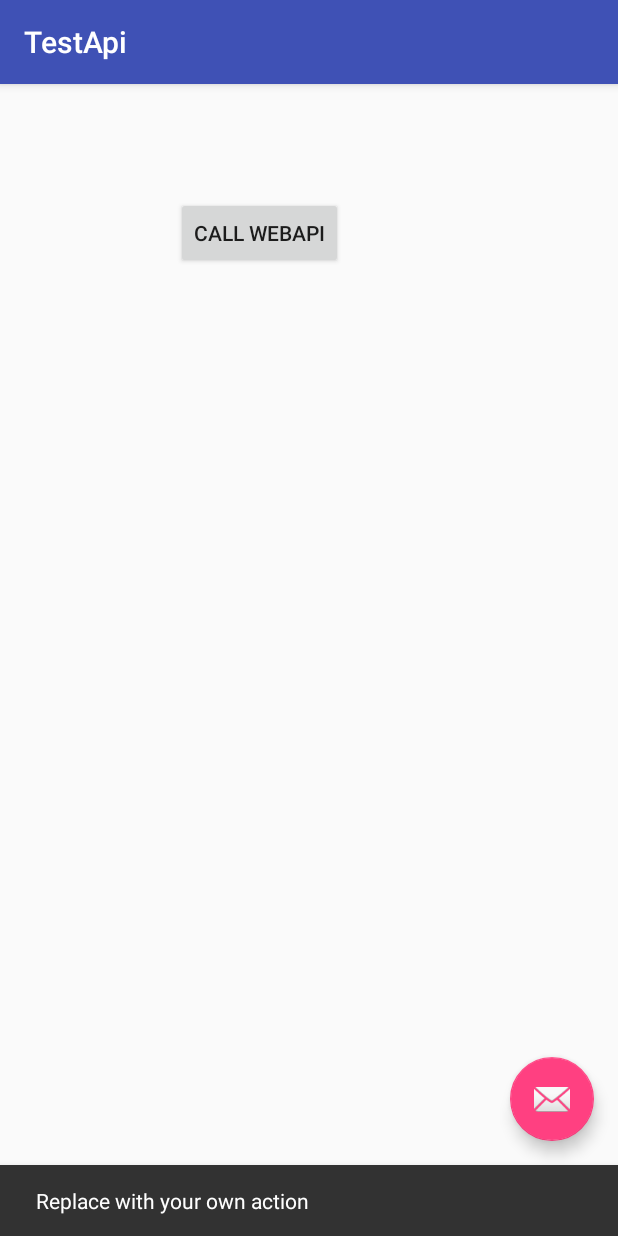
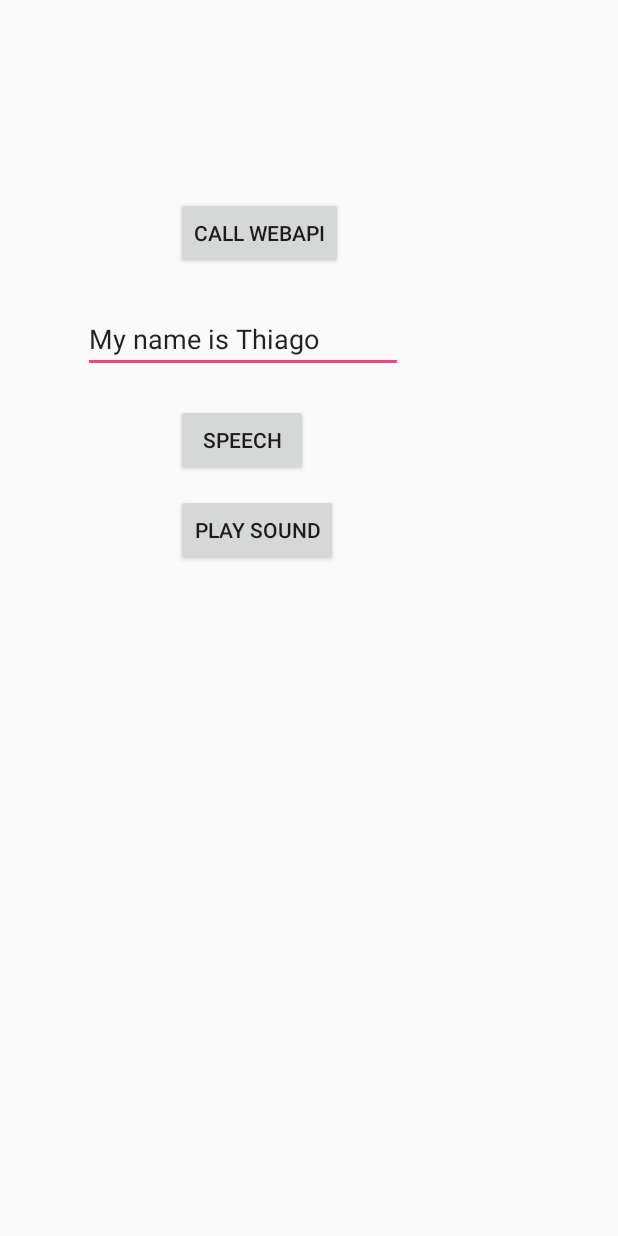
Before and after one commit to trlthiago/detab, an Android app: the screen it shows after launch (TestApi), after a tap on "CALL WEBAPI", on a phone screen of 412 x 824 dp. Run offline under Robolectric (Android 15) with nearby library versions, the phone set to English and light mode, and no system bars; libraries missing offline, so code that uses them is left out: cz.msebera.android; 8 statements that could not run were skipped; 1 other tap on this screen came first.

Commit message:
Many tests

```diff
--- a/app/build.gradle
+++ b/app/build.gradle
@@ -5,7 +5,7 @@ android {
     buildToolsVersion "25.0.2"
     defaultConfig {
         applicationId "com.detab.detabapp"
-        minSdkVersion 19
+        minSdkVersion 21
         targetSdkVersion 25
         versionCode 1
         versionName "1.0"
@@ -31,11 +31,13 @@ dependencies {
     compile 'com.google.code.gson:gson:2.2.+'
     compile 'com.android.support:support-v4'
     compile 'com.android.support:appcompat-v7'
-
     compile 'com.android.support:appcompat-v7:25.2.0'
     compile 'com.google.android.gms:play-services-maps:10.2.0'
     compile 'com.google.code.gson:gson:2.2.4'
     compile 'com.android.support.constraint:constraint-layout:1.0.2'
     compile 'com.android.support:design:25.2.0'
+//    compile group: 'org.apache.httpcomponents' , name: 'httpclient-android' , version: '4.3.5'
+//    compile 'org.apache.httpcomponents:httpcore:4.4.1'
+//    compile 'org.apache.httpcomponents:httpclient:4.5'
     testCompile 'junit:junit:4.12'
 }
--- a/app/src/main/AndroidManifest.xml
+++ b/app/src/main/AndroidManifest.xml
@@ -1,6 +1,5 @@
 <?xml version="1.0" encoding="utf-8"?>
-<manifest xmlns:android="http://schemas.android.com/apk/res/android"
-          package="com.detab.detabapp">
+<manifest xmlns:android="http://schemas.android.com/apk/res/android" package="com.detab.detabapp">
 
     <!--
          The ACCESS_COARSE/FINE_LOCATION permissions are not required to use
@@ -9,8 +8,9 @@
     -->
 
     <uses-permission android:name="android.permission.ACCESS_FINE_LOCATION"/>
-    <uses-permission android:name="android.permission.ACCESS_FINE_LOCATION"/>
+    <uses-permission android:name="android.permission.INTERNET" />
     <uses-permission android:name="android.permission.ACCESS_COARSE_LOCATION"/>
+    <uses-permission android:name="android.permission.MODIFY_AUDIO_SETTINGS" />
 
     <application
         android:allowBackup="true"
--- /dev/null
+++ b/app/src/main/java/com/detab/detabapp/NetworkTask.java
@@ -0,0 +1,30 @@
+package com.detab.detabapp;
+
+import android.os.AsyncTask;
+
+public class NetworkTask extends AsyncTask<String, Void, ReturnedObject>
+{
+    private Exception exception;
+    public TestApi delegate;
+
+    protected ReturnedObject doInBackground(String... urls)
+    {
+//        try
+//        {
+            TRLHttpClient client = new TRLHttpClient();
+            ReturnedObject obj = client.TGet("https://jsonplaceholder.typicode.com/posts/1");
+            return obj;
+//        } catch (Exception e)
+//        {
+//            this.exception = e;
+//            return null;
+//        }
+    }
+
+
+
+    protected void onPostExecute(ReturnedObject retorno)
+    {
+        delegate.UpdateScreen(retorno);
+    }
+}
--- a/app/src/main/java/com/detab/detabapp/HttpClient.java
+++ b/app/src/main/java/com/detab/detabapp/TRLHttpClient.java
@@ -1,29 +1,24 @@
 package com.detab.detabapp;
 
-import android.preference.PreferenceActivity;
+//import org.apache.http.Header;
+//import org.apache.http.HttpResponse;
+//import org.apache.http.client.HttpClient;
+//import org.apache.http.client.methods.HttpGet;
+//import org.apache.http.impl.client.HttpClientBuilder;
 
-import com.google.gson.GsonBuilder;
+//import org.apache.http.client.methods.*;
+//import org.apache.http.impl.client.*;
 
-import java.io.BufferedReader;
+import android.os.AsyncTask;
+
+import org.json.*;
+
 import java.io.IOException;
-import java.io.InputStream;
-import java.io.InputStreamReader;
-import java.io.UnsupportedEncodingException;
-import java.util.ArrayList;
-import java.util.List;
-import java.util.zip.GZIPInputStream;
 
-import cz.msebera.android.httpclient.Header;
-import cz.msebera.android.httpclient.HttpEntity;
-import cz.msebera.android.httpclient.HttpResponse;
-import cz.msebera.android.httpclient.HttpStatus;
-import cz.msebera.android.httpclient.NameValuePair;
-import cz.msebera.android.httpclient.client.ClientProtocolException;
-import cz.msebera.android.httpclient.client.methods.HttpDelete;
+import cz.msebera.android.httpclient.client.HttpClient;
+import cz.msebera.android.httpclient.client.ResponseHandler;
 import cz.msebera.android.httpclient.client.methods.HttpGet;
-import cz.msebera.android.httpclient.client.methods.HttpPost;
-import cz.msebera.android.httpclient.client.utils.URLEncodedUtils;
-import cz.msebera.android.httpclient.entity.StringEntity;
+import cz.msebera.android.httpclient.impl.client.BasicResponseHandler;
 import cz.msebera.android.httpclient.impl.client.DefaultHttpClient;
 
 /**
@@ -31,9 +26,44 @@ import cz.msebera.android.httpclient.impl.client.DefaultHttpClient;
  */
 
 
-public class HttpClient
+public class TRLHttpClient
 {
-    public <T> T PostObject(final String url, final T object, final Class<T> objectClass)
+    public ReturnedObject TGet(String url)
+    {
+        HttpClient client = new DefaultHttpClient();
+        HttpGet getMethod = new HttpGet(url);
+        ResponseHandler<String> responseHandler = new BasicResponseHandler();
+        String responseBody = null;
+        try
+        {
+            responseBody = client.execute(getMethod, responseHandler);
+            JSONObject obj = new JSONObject(responseBody);
+            ReturnedObject result = new ReturnedObject();
+
+            result.body = obj.get("body").toString();
+            result.title = obj.get("title").toString();
+            return result;
+//            String pais = obj.get("country_name").toString();
+//            String estado = obj.get("region_name").toString();
+//            String cidade = obj.get("city").toString();
+        } catch (IOException e)
+        {
+            e.printStackTrace();
+            return null;
+        } catch (JSONException e)
+        {
+            e.printStackTrace();
+            return null;
+        }
+    }
+//    public void TGet(String url)
+//    {
+//        HttpClient client = HttpClientBuilder.create().build();
+//        HttpGet request = new HttpGet(url);
+//        HttpResponse response = client.execute(request);
+//    }
+
+   /* public <T> T PostObject(final String url, final T object, final Class<T> objectClass)
     {
         DefaultHttpClient defaultHttpClient = new DefaultHttpClient();
         HttpPost httpPost = new HttpPost(url);
@@ -110,9 +140,10 @@ public class HttpClient
         }
 
         return stringBuilder.toString();
-    }
+    }*/
 
-    public <T> T Get(String url, final Class<T> objectClass)
+
+    /*public <T> T Get(String url, final Class<T> objectClass)
     {
         return Get(url, new ArrayList<NameValuePair>(), objectClass);
     }
@@ -176,5 +207,5 @@ public class HttpClient
         }
 
         return false;
-    }
+    }*/
 }
--- a/app/src/main/java/com/detab/detabapp/TestApi.java
+++ b/app/src/main/java/com/detab/detabapp/TestApi.java
@@ -1,15 +1,19 @@
 package com.detab.detabapp;
 
+import android.media.MediaPlayer;
+import android.media.Ringtone;
+import android.media.RingtoneManager;
+import android.net.Uri;
 import android.os.Bundle;
 import android.support.design.widget.FloatingActionButton;
 import android.support.design.widget.Snackbar;
 import android.support.v7.app.AppCompatActivity;
 import android.support.v7.widget.Toolbar;
 import android.view.View;
+import android.widget.EditText;
 import android.widget.Toast;
 
 import java.util.ArrayList;
-import java.util.List;
 
 import cz.msebera.android.httpclient.NameValuePair;
 
@@ -20,26 +24,59 @@ public class TestApi extends AppCompatActivity
     protected void onCreate(Bundle savedInstanceState)
     {
         super.onCreate(savedInstanceState);
-        setContentView(R.layout.activity_test_api);
-        Toolbar toolbar = (Toolbar) findViewById(R.id.toolbar);
-        setSupportActionBar(toolbar);
+        setContentView(R.layout.content_test_api);
+        //Toolbar toolbar = (Toolbar) findViewById(R.id.toolbar);
+        //setSupportActionBar(toolbar);
 
-        FloatingActionButton fab = (FloatingActionButton) findViewById(R.id.fab);
-        fab.setOnClickListener(new View.OnClickListener()
-        {
-            @Override
-            public void onClick(View view)
-            {
-                Snackbar.make(view, "Replace with your own action", Snackbar.LENGTH_LONG)
-                        .setAction("Action", null).show();
-            }
-        });
+        //FloatingActionButton fab = (FloatingActionButton) findViewById(R.id.fab);
+//        fab.setOnClickListener(new View.OnClickListener()
+//        {
+//            @Override
+//            public void onClick(View view)
+//            {
+//                Snackbar.make(view, "Replace with your own action", Snackbar.LENGTH_LONG)
+//                        .setAction("Action", null).show();
+//            }
+//        });
     }
 
-    public void btnCallWebApi_Click(View v) {
-        Toast.makeText(this, "Testando", Toast.LENGTH_SHORT).show();
-        HttpClient client = new HttpClient();
+    public void UpdateScreen(ReturnedObject result)
+    {
+        Toast.makeText(this, result.body, Toast.LENGTH_SHORT).show();
+    }
 
-        ReturnedObject result = client.Get("https://jsonplaceholder.typicode.com/posts/1", new ArrayList<NameValuePair>(), ReturnedObject.class);
+    public void btnCallWebApi_Click(View v)
+    {
+        NetworkTask j = new NetworkTask();
+        j.delegate = this;
+        j.execute("https://jsonplaceholder.typicode.com/posts/1");
+    }
+
+    public void btnSpeech_Click(View v)
+    {
+        String text = ((EditText) findViewById(R.id.txtSpeech)).getText().toString();
+
+        Toast.makeText(this, text, Toast.LENGTH_SHORT).show();
+
+        new TRLTextToSpeech(this).Speak(text);
+    }
+
+    public void PlaySound()
+    {
+        try
+        {
+            Uri notification = RingtoneManager.getDefaultUri(RingtoneManager.TYPE_NOTIFICATION);
+            Ringtone r = RingtoneManager.getRingtone(getApplicationContext(), notification);
+            r.play();
+        } catch (Exception e)
+        {
+            e.printStackTrace();
+        }
+    }
+
+    public void btnPlaySound_Click(View v)
+    {
+        //final MediaPlayer mp = MediaPlayer.create(this, R.raw.soho);
+        PlaySound();
     }
 }
--- a/app/src/main/res/layout/activity_test_api.xml
+++ /dev/null
@@ -1,34 +0,0 @@
-<?xml version="1.0" encoding="utf-8"?>
-<android.support.design.widget.CoordinatorLayout
-    xmlns:android="http://schemas.android.com/apk/res/android"
-    xmlns:app="http://schemas.android.com/apk/res-auto"
-    xmlns:tools="http://schemas.android.com/tools"
-    android:layout_width="match_parent"
-    android:layout_height="match_parent"
-    tools:context="com.detab.detabapp.TestApi">
-
-    <android.support.design.widget.AppBarLayout
-        android:layout_width="match_parent"
-        android:layout_height="wrap_content"
-        android:theme="@style/AppTheme.AppBarOverlay">
-
-        <android.support.v7.widget.Toolbar
-            android:id="@+id/toolbar"
-            android:layout_width="match_parent"
-            android:layout_height="?attr/actionBarSize"
-            android:background="?attr/colorPrimary"
-            app:popupTheme="@style/AppTheme.PopupOverlay"/>
-
-    </android.support.design.widget.AppBarLayout>
-
-    <include layout="@layout/content_test_api"/>
-
-    <android.support.design.widget.FloatingActionButton
-        android:id="@+id/fab"
-        android:layout_width="wrap_content"
-        android:layout_height="wrap_content"
-        android:layout_gravity="bottom|end"
-        android:layout_margin="@dimen/fab_margin"
-        app:srcCompat="@android:drawable/ic_dialog_email"/>
-
-</android.support.design.widget.CoordinatorLayout>
--- a/app/src/main/res/layout/content_test_api.xml
+++ b/app/src/main/res/layout/content_test_api.xml
@@ -10,10 +10,43 @@
         android:id="@+id/btnCallWebApi"
         android:layout_width="wrap_content"
         android:layout_height="wrap_content"
+        android:layout_alignParentStart="true"
+        android:layout_alignParentTop="true"
         android:layout_marginStart="101dp"
-        android:text="Call WebAPI"
-        android:layout_alignParentTop="true"
+        android:layout_marginTop="131dp"
+        android:onClick="btnCallWebApi_Click"
+        android:text="Call WebAPI"/>
+
+    <EditText
+        android:id="@+id/txtSpeech"
+        android:layout_width="wrap_content"
+        android:layout_height="wrap_content"
         android:layout_alignParentStart="true"
-        android:layout_marginTop="131dp"
-        android:onClick="btnCallWebApi_Click"/>
+        android:layout_below="@+id/btnCallWebApi"
+        android:layout_marginStart="39dp"
+        android:layout_marginTop="24dp"
+        android:ems="10"
+        android:inputType="textPersonName"
+        android:text="My name is Thiago"/>
+
+    <Button
+        android:id="@+id/button2"
+        android:layout_width="wrap_content"
+        android:layout_height="wrap_content"
+        android:layout_alignStart="@+id/btnCallWebApi"
+        android:layout_below="@+id/btnCallWebApi"
+        android:layout_marginTop="90dp"
+        android:onClick="btnSpeech_Click"
+        android:text="Speech"/>
+
+    <Button
+        android:id="@+id/btnPlaySound"
+        android:layout_width="wrap_content"
+        android:layout_height="wrap_content"
+        android:layout_alignStart="@+id/btnCallWebApi"
+        android:layout_below="@+id/btnCallWebApi"
+        android:layout_marginTop="150dp"
+        android:onClick="btnPlaySound_Click"
+        android:text="Play Sound"/>
+
 </RelativeLayout>
```
Also changed, not shown: app/src/main/java/com/detab/detabapp/TRLTextToSpeech.java (added, +39 -0 lines).
